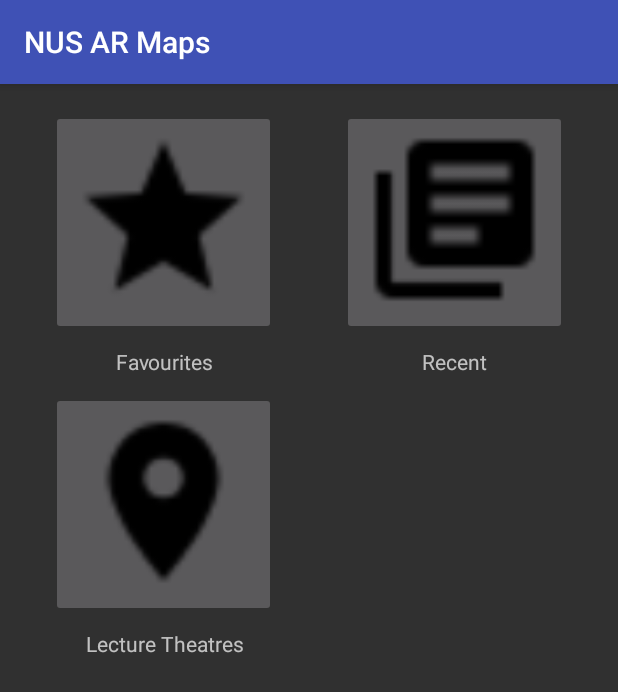
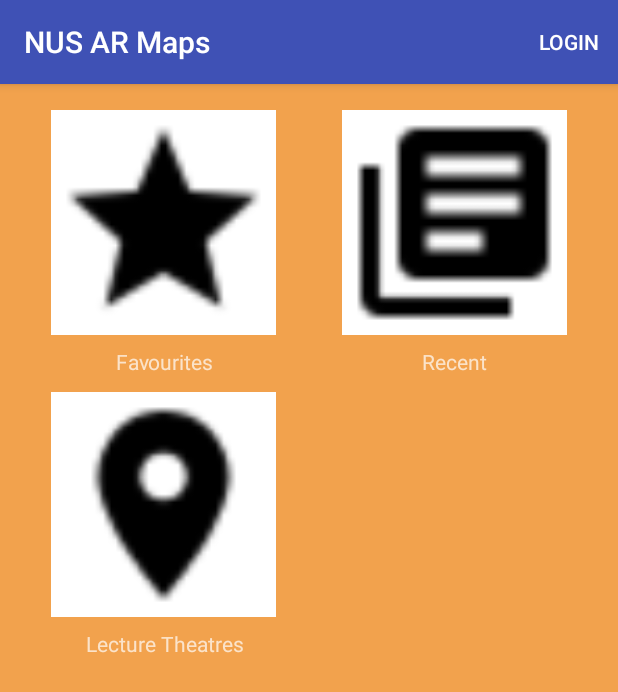
Before and after one commit to chel-seyy/Android-App-AR-Map-Navigation, an Android app: the screen it shows after launch (PlacesToGo), on a phone screen of 412 x 824 dp. Shown: the top 692 px of the screen. Run offline under Robolectric (Android 15) with nearby library versions, the phone set to English and light mode, and no system bars.

Commit message:
ugly login

```diff
--- a/ARTest/app/src/main/java/com/arjo129/artest/PlacesToGo.java
+++ b/ARTest/app/src/main/java/com/arjo129/artest/PlacesToGo.java
@@ -1,7 +1,11 @@
 package com.arjo129.artest;
 
+import android.content.Intent;
 import android.support.v7.app.AppCompatActivity;
 import android.os.Bundle;
+import android.view.Menu;
+import android.view.MenuInflater;
+import android.view.MenuItem;
 import android.widget.GridView;
 
 public class PlacesToGo extends AppCompatActivity {
@@ -28,4 +32,20 @@ public class PlacesToGo extends AppCompatActivity {
         GridAdapter gridAdapter = new GridAdapter(this, places, images);
         gridView.setAdapter(gridAdapter);
     }
+
+    @Override
+    public boolean onCreateOptionsMenu(Menu menu) {
+        getMenuInflater().inflate(R.menu.main_menu, menu);
+        MenuItem loginItem = menu.findItem(R.id.activity_login);
+        return true;
+    }
+
+    @Override
+    public boolean onOptionsItemSelected(MenuItem item) {
+        if(item.getItemId() == R.id.activity_login){
+            Intent loginIntent = new Intent(this, LoginActivity.class);
+            startActivity(loginIntent);
+        }
+        return super.onOptionsItemSelected(item);
+    }
 }
--- a/ARTest/app/src/main/res/layout/activity_places_to_go.xml
+++ b/ARTest/app/src/main/res/layout/activity_places_to_go.xml
@@ -13,6 +13,7 @@
         android:gravity="center"
         android:columnWidth="160dp"
         android:padding="12dp"
+        android:background="@color/orange"
         />
 
 </LinearLayout>
--- a/ARTest/app/src/main/res/layout/grid_item.xml
+++ b/ARTest/app/src/main/res/layout/grid_item.xml
@@ -13,7 +13,8 @@
         android:scaleType="fitStart"
         app:layout_constraintEnd_toEndOf="parent"
         app:layout_constraintStart_toStartOf="parent"
-        app:layout_constraintTop_toTopOf="parent" />
+        app:layout_constraintTop_toTopOf="parent"
+        android:background="@color/white"/>
 
 
     <TextView
--- /dev/null
+++ b/ARTest/app/src/main/res/menu/main_menu.xml
@@ -0,0 +1,8 @@
+<?xml version="1.0" encoding="utf-8"?>
+<menu xmlns:android="http://schemas.android.com/apk/res/android"
+    xmlns:app="http://schemas.android.com/apk/res-auto">
+    <item
+        android:id="@+id/activity_login"
+        android:title="@string/activity_login"
+        app:showAsAction="ifRoom"/>
+</menu>
--- a/ARTest/app/src/main/res/values/colors.xml
+++ b/ARTest/app/src/main/res/values/colors.xml
@@ -4,4 +4,6 @@
     <color name="colorPrimaryDark">#303F9F</color>
     <color name="colorAccent">#FF4081</color>
     <color name="white">#FFFFFF</color>
+    <color name="orange">#f2a24d</color>
+    <color name="green">#4df2a2</color>
 </resources>
--- a/ARTest/app/src/main/res/values/strings.xml
+++ b/ARTest/app/src/main/res/values/strings.xml
@@ -2,4 +2,8 @@
     <string name="app_name">NUS AR Maps</string>
     <string name="places_lt">Lecture Theatres</string>
     <string name="action_search_lt">Choose Lecture Theatres to go</string>
+    <string name="activity_login">Login</string>
+    <string name="login_button">Login</string>
+    <string name="password_text">Password</string>
+    <string name="admin_text">Admin</string>
 </resources>
```
Also changed, not shown: ARTest/app/src/main/AndroidManifest.xml (+15 -5 lines), ARTest/app/src/main/java/com/arjo129/artest/LoginActivity.java (added, +32 -0 lines), ARTest/app/src/main/res/layout/activity_login.xml (added, +57 -0 lines), ARTest/app/src/main/res/mipmap-hdpi/baseline_navigation.png (added).
